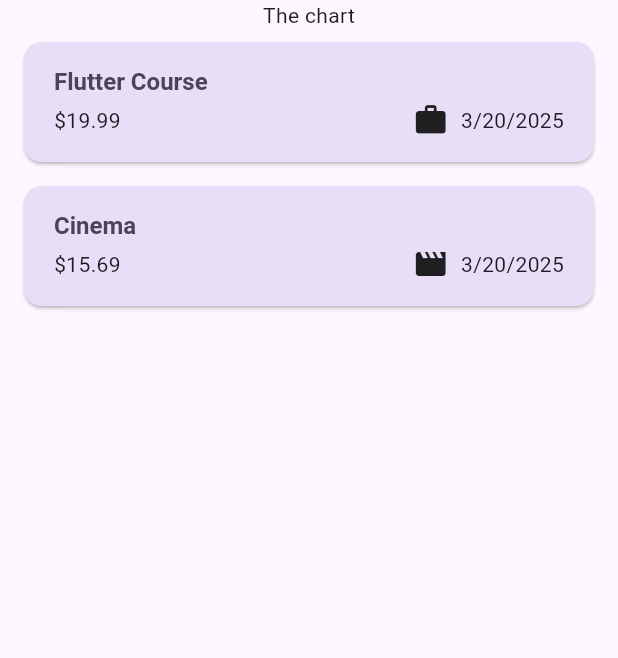
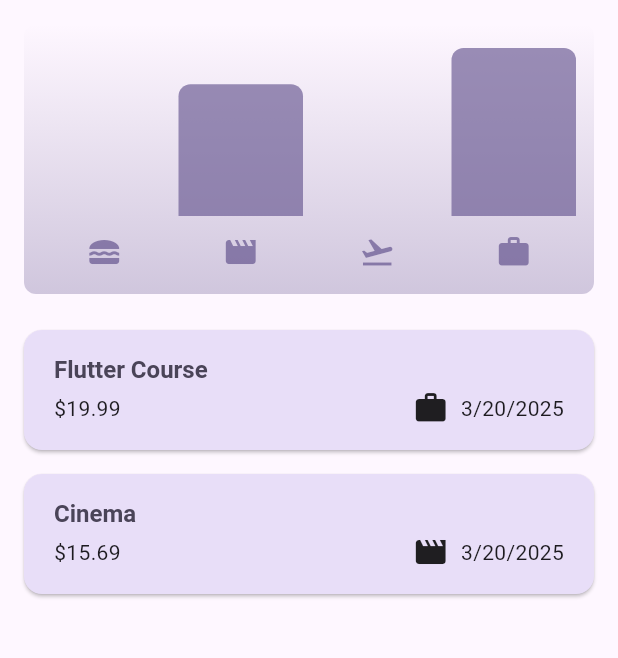
Before and after one commit to SI-KUNIHISA/expense_tracker, a Flutter app: the screen it shows after launch, on a phone screen of 412 x 824 dp, the part 84-742 px from its top. Run offline on Flutter 3.47's test engine with Material 3 defaults, Android fonts, the phone set to English and light mode, and no system bars.

Commit message:
134までの動画の内容を追加

```diff
--- a/lib/main.dart
+++ b/lib/main.dart
@@ -5,9 +5,30 @@ var kColorScheme = ColorScheme.fromSeed(
   seedColor: Color.fromARGB(255, 96, 59, 181),
 );
 
+var kDarkColorScheme = ColorScheme.fromSeed(
+  brightness: Brightness.dark,
+  seedColor: Color.fromARGB(255, 5, 99, 125),
+);
+
 void main() {
   runApp(
     MaterialApp(
+      darkTheme: ThemeData.dark().copyWith(
+        colorScheme: kColorScheme,
+        cardTheme: CardTheme().copyWith(
+          color: kDarkColorScheme.secondaryContainer,
+          margin: EdgeInsets.symmetric(
+            horizontal: 16,
+            vertical: 8,
+          ),
+        ),
+        elevatedButtonTheme: ElevatedButtonThemeData(
+          style: ElevatedButton.styleFrom(
+            backgroundColor: kDarkColorScheme.primaryContainer,
+            foregroundColor: kDarkColorScheme.onPrimaryContainer,
+          ),
+        ),
+      ),
       theme: ThemeData().copyWith(
         // useMaterial3: true,
         // scaffoldBackgroundColor: const Color.fromARGB(255, 220, 189, 252),
@@ -18,7 +39,10 @@ void main() {
         ),
         cardTheme: CardTheme().copyWith(
           color: kColorScheme.secondaryContainer,
-          margin: EdgeInsets.symmetric(horizontal: 16, vertical: 8),
+          margin: EdgeInsets.symmetric(
+            horizontal: 16,
+            vertical: 8,
+          ),
         ),
         elevatedButtonTheme: ElevatedButtonThemeData(
           style: ElevatedButton.styleFrom(
--- a/lib/models/expense.dart
+++ b/lib/models/expense.dart
@@ -38,3 +38,29 @@ class Expense {
     return formatter.format(date);
   }
 }
+
+class ExpenseBucket {
+  const ExpenseBucket({
+    required this.category,
+    required this.expenses,
+  });
+
+  ExpenseBucket.forCategory(
+    List<Expense> allExpenses,
+    this.category,
+  ) : expenses = allExpenses
+            .where((expense) => expense.category == category)
+            .toList();
+
+  final Category category;
+  final List<Expense> expenses;
+
+  double get totalExpenses {
+    double sum = 0;
+
+    for (final expense in expenses) {
+      sum += expense.amount;
+    }
+    return sum;
+  }
+}
--- /dev/null
+++ b/lib/widgets/chart/chart.dart
@@ -0,0 +1,95 @@
+import 'package:flutter/material.dart';
+
+import 'package:expense_tracker/widgets/chart/chart_bar.dart';
+import 'package:expense_tracker/models/expense.dart';
+
+class Chart extends StatelessWidget {
+  const Chart({super.key, required this.expenses});
+
+  final List<Expense> expenses;
+
+  List<ExpenseBucket> get buckets {
+    return [
+      ExpenseBucket.forCategory(expenses, Category.food),
+      ExpenseBucket.forCategory(expenses, Category.leisure),
+      ExpenseBucket.forCategory(expenses, Category.travel),
+      ExpenseBucket.forCategory(expenses, Category.work),
+    ];
+  }
+
+  double get maxTotalExpense {
+    double maxTotalExpense = 0;
+
+    for (final bucket in buckets) {
+      if (bucket.totalExpenses > maxTotalExpense) {
+        maxTotalExpense = bucket.totalExpenses;
+      }
+    }
+
+    return maxTotalExpense;
+  }
+
+  @override
+  Widget build(BuildContext context) {
+    final isDarkMode =
+        MediaQuery.of(context).platformBrightness == Brightness.dark;
+    return Container(
+      margin: const EdgeInsets.all(16),
+      padding: const EdgeInsets.symmetric(
+        vertical: 16,
+        horizontal: 8,
+      ),
+      width: double.infinity,
+      height: 180,
+      decoration: BoxDecoration(
+        borderRadius: BorderRadius.circular(8),
+        gradient: LinearGradient(
+          colors: [
+            Theme.of(context).colorScheme.primary.withOpacity(0.3),
+            Theme.of(context).colorScheme.primary.withOpacity(0.0)
+          ],
+          begin: Alignment.bottomCenter,
+          end: Alignment.topCenter,
+        ),
+      ),
+      child: Column(
+        children: [
+          Expanded(
+            child: Row(
+              crossAxisAlignment: CrossAxisAlignment.end,
+              children: [
+                for (final bucket in buckets) // alternative to map()
+                  ChartBar(
+                    fill: bucket.totalExpenses == 0
+                        ? 0
+                        : bucket.totalExpenses / maxTotalExpense,
+                  )
+              ],
+            ),
+          ),
+          const SizedBox(height: 12),
+          Row(
+            children: buckets
+                .map(
+                  (bucket) => Expanded(
+                    child: Padding(
+                      padding: const EdgeInsets.symmetric(horizontal: 4),
+                      child: Icon(
+                        categoryIcons[bucket.category],
+                        color: isDarkMode
+                            ? Theme.of(context).colorScheme.secondary
+                            : Theme.of(context)
+                                .colorScheme
+                                .primary
+                                .withOpacity(0.7),
+                      ),
+                    ),
+                  ),
+                )
+                .toList(),
+          )
+        ],
+      ),
+    );
+  }
+}
--- /dev/null
+++ b/lib/widgets/chart/chart_bar.dart
@@ -0,0 +1,34 @@
+import 'package:flutter/material.dart';
+
+class ChartBar extends StatelessWidget {
+  const ChartBar({
+    super.key,
+    required this.fill,
+  });
+
+  final double fill;
+
+  @override
+  Widget build(BuildContext context) {
+    final isDarkMode =
+        MediaQuery.of(context).platformBrightness == Brightness.dark;
+    return Expanded(
+      child: Padding(
+        padding: const EdgeInsets.symmetric(horizontal: 4),
+        child: FractionallySizedBox(
+          heightFactor: fill,
+          child: DecoratedBox(
+            decoration: BoxDecoration(
+              shape: BoxShape.rectangle,
+              borderRadius:
+                  const BorderRadius.vertical(top: Radius.circular(8)),
+              color: isDarkMode
+                  ? Theme.of(context).colorScheme.secondary
+                  : Theme.of(context).colorScheme.primary.withOpacity(0.65),
+            ),
+          ),
+        ),
+      ),
+    );
+  }
+}
--- a/lib/widgets/expenses.dart
+++ b/lib/widgets/expenses.dart
@@ -1,4 +1,5 @@
 import 'package:flutter/material.dart';
+import 'package:expense_tracker/widgets/chart/chart.dart';
 import 'package:expense_tracker/widgets/expenses_list/expenses_list.dart';
 import 'package:expense_tracker/models/expense.dart';
 import 'package:expense_tracker/widgets/new_expense.dart';
@@ -90,7 +91,7 @@ class _ExpensesState extends State<Expenses> {
       ),
       body: Column(
         children: [
-          Text('The chart'),
+          Chart(expenses: _registeredExpenses),
           Expanded(
             child: mainContent,
           ),
```
